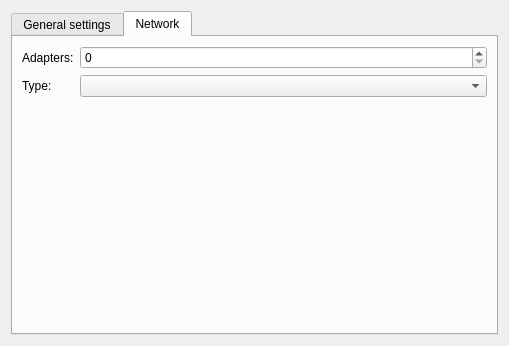
The window that gns3/modules/vmware/ui/vmware_vm_configuration_page.ui (GNS3/gns3-gui) describes before a commit, drawn with Qt 5.
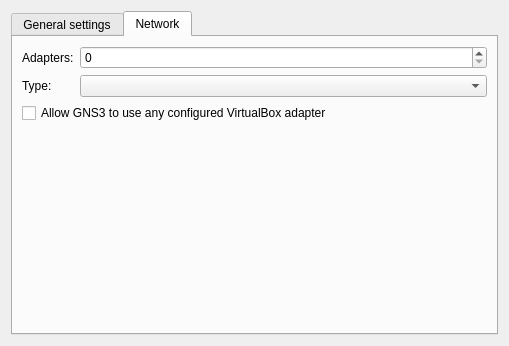
The same window after the commit. The open tabs and pages were chosen to show the change.

The edit to the form file:
```diff
--- a/gns3/modules/vmware/ui/vmware_vm_configuration_page.ui
+++ b/gns3/modules/vmware/ui/vmware_vm_configuration_page.ui
@@ -120,6 +120,13 @@
         </widget>
        </item>
        <item row="2" column="0" colspan="2">
+        <widget class="QCheckBox" name="uiUseAnyAdapterCheckBox">
+         <property name="text">
+          <string>Allow GNS3 to use any configured VirtualBox adapter</string>
+         </property>
+        </widget>
+       </item>
+       <item row="3" column="0" colspan="2">
         <spacer name="spacer">
          <property name="orientation">
           <enum>Qt::Vertical</enum>
```
Left out of the diff: 22 changed lines with no effect on the pictures.
